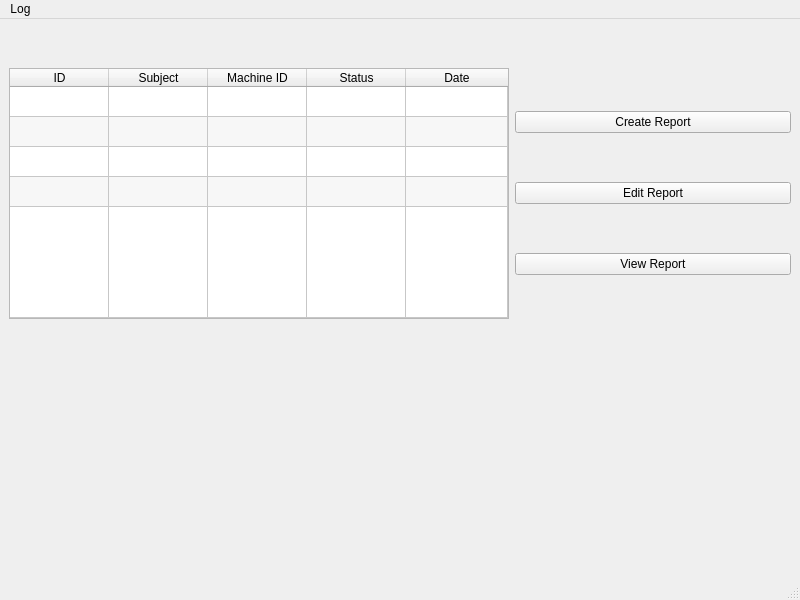
connorkurtz95/-CSCN73030-Faculties, file CSCN73030-Faculties/logsWindow.ui: the form before one commit.
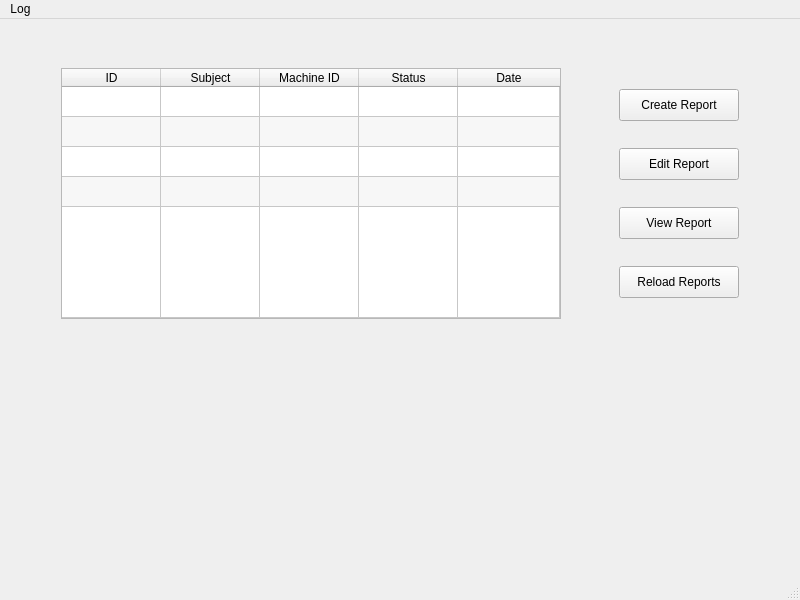
The form after the commit.

Commit message: trying to make window update with new reports(errors)

```diff
--- a/CSCN73030-Faculties/logsWindow.ui
+++ b/CSCN73030-Faculties/logsWindow.ui
@@ -170,11 +170,80 @@
       </item>
       <item row="0" column="0">
        <widget class="QPushButton" name="createReportBtn">
+        <property name="sizePolicy">
+         <sizepolicy hsizetype="Fixed" vsizetype="Fixed">
+          <horstretch>0</horstretch>
+          <verstretch>0</verstretch>
+         </sizepolicy>
+        </property>
+        <property name="minimumSize">
+         <size>
+          <width>120</width>
+          <height>32</height>
+         </size>
+        </property>
         <property name="text">
          <string>Create Report</string>
         </property>
        </widget>
       </item>
+      <item row="1" column="0">
+       <widget class="QPushButton" name="editReportBtn">
+        <property name="sizePolicy">
+         <sizepolicy hsizetype="Fixed" vsizetype="Fixed">
+          <horstretch>0</horstretch>
+          <verstretch>0</verstretch>
+         </sizepolicy>
+        </property>
+        <property name="minimumSize">
+         <size>
+          <width>120</width>
+          <height>32</height>
+         </size>
+        </property>
+        <property name="text">
+         <string>Edit Report</string>
+        </property>
+       </widget>
+      </item>
+      <item row="2" column="0">
+       <widget class="QPushButton" name="viewReportBtn">
+        <property name="sizePolicy">
+         <sizepolicy hsizetype="Fixed" vsizetype="Fixed">
+          <horstretch>0</horstretch>
+          <verstretch>0</verstretch>
+         </sizepolicy>
+        </property>
+        <property name="minimumSize">
+         <size>
+          <width>120</width>
+          <height>32</height>
+         </size>
+        </property>
+        <property name="text">
+         <string>View Report</string>
+        </property>
+       </widget>
+      </item>
+      <item row="3" column="0">
+       <widget class="QPushButton" name="reloadReportsBtn">
+        <property name="sizePolicy">
+         <sizepolicy hsizetype="Fixed" vsizetype="Fixed">
+          <horstretch>0</horstretch>
+          <verstretch>0</verstretch>
+         </sizepolicy>
+        </property>
+        <property name="minimumSize">
+         <size>
+          <width>120</width>
+          <height>32</height>
+         </size>
+        </property>
+        <property name="text">
+         <string>Reload Reports</string>
+        </property>
+       </widget>
+      </item>
      </layout>
     </item>
     <item row="5" column="0">
```
Left out of the diff: 14 changed lines with no effect on the pictures. The commit also changes 5 other files.
